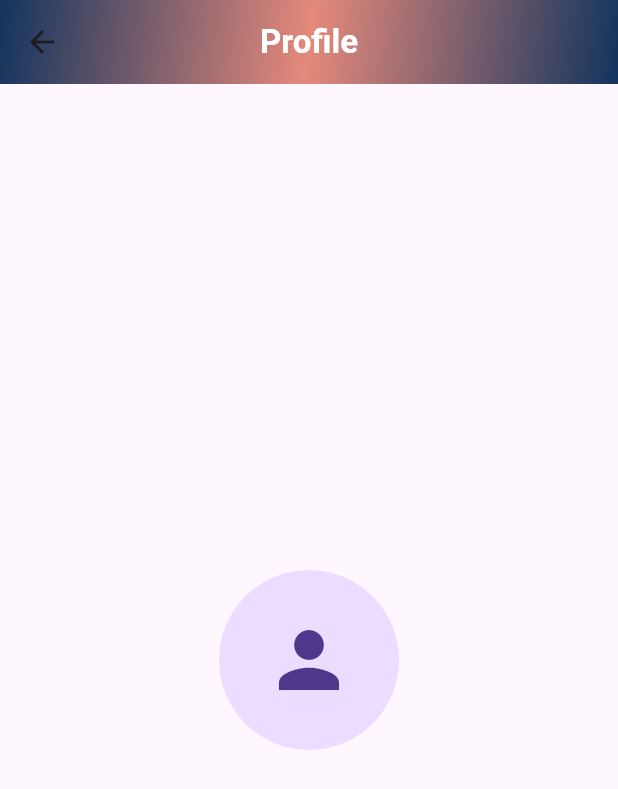
After one commit to sqdxdeny/employee_managment_project, a Flutter app: the HomeForm screen opened directly, after a tap on the "person" icon, on a phone screen of 412 x 824 dp. The commit adds this screen. Shown: the top 789 px of the screen. Run offline on Flutter 3.47's test engine with Material 3 defaults, Android fonts, the phone set to English and light mode, and no system bars; our stand-ins replace auto_route, easy_localization, equatable, flutter_bloc, image_picker, shared_preferences; accounts and stored records are empty.

Commit message:
update: save1

```diff
--- /dev/null
+++ b/lib/application/profile/profile_bloc.dart
@@ -0,0 +1,31 @@
+import 'package:equatable/equatable.dart';
+import 'package:flutter_bloc/flutter_bloc.dart';
+
+part 'profile_event.dart';
+part 'profile_state.dart';
+
+class ProfileBloc extends Bloc<ProfileEvent, ProfileState> {
+  ProfileBloc(super.initialState) {
+    on<_ChangeImage>(_changeImage);
+    on<_ChangeLogin>(_changeLogin);
+    on<_ChangePassword>(_changePassword);
+  }
+
+  Future<void> _changeImage(_ChangeImage event, Emitter<ProfileState> emit) async {
+    emit(state.copyWith(
+      image: event.image,
+    ));
+  }
+
+  Future<void> _changeLogin(_ChangeLogin event, Emitter<ProfileState> emit) async {
+    emit(state.copyWith(
+      login: event.login,
+    ));
+  }
+
+  Future<void> _changePassword(_ChangePassword event, Emitter<ProfileState> emit) async {
+    emit(state.copyWith(
+      password: event.password,
+    ));
+  }
+}
--- /dev/null
+++ b/lib/application/profile/profile_event.dart
@@ -0,0 +1,30 @@
+part of 'profile_bloc.dart';
+
+sealed class ProfileEvent {
+  const ProfileEvent();
+
+  const factory ProfileEvent.changeImage(String image) = _ChangeImage;
+
+  const factory ProfileEvent.changeLogin(String login) = _ChangeLogin;
+
+  const factory ProfileEvent.changePassword(String password) = _ChangePassword;
+
+}
+
+  class _ChangeImage extends ProfileEvent {
+    final String image;
+
+    const _ChangeImage(this.image);
+}
+
+class _ChangeLogin extends ProfileEvent {
+  final String login;
+
+  const _ChangeLogin(this.login);
+}
+
+class _ChangePassword extends ProfileEvent {
+  final String password;
+
+  const _ChangePassword(this.password);
+}
--- /dev/null
+++ b/lib/application/profile/profile_state.dart
@@ -0,0 +1,20 @@
+part of 'profile_bloc.dart';
+
+class ProfileState with EquatableMixin {
+  final String? image;
+  final String? login;
+  final String? password;
+
+  const ProfileState({this.image, this.login, this.password});
+
+  ProfileState copyWith({String? image, String? login, String? password}) {
+    return ProfileState(
+      image: image ?? this.image,
+      login: login ?? this.login,
+      password: password ?? this.password,
+    );
+  }
+
+  @override
+  List<Object?> get props => [image, login, password];
+}
--- a/lib/presentation/routes/router.dart
+++ b/lib/presentation/routes/router.dart
@@ -5,6 +5,8 @@ import '../screens/home/home_screen.dart';
 
 export 'package:auto_route/auto_route.dart';
 import 'package:employee_managment_project/generated/locale_keys.g.dart';
+
+import '../screens/profile/profile_screen.dart';
 part 'router.gr.dart';
 
 @AutoRouterConfig()
@@ -17,6 +19,7 @@ class AppRouter extends RootStackRouter {
   @override
   List<AutoRoute> get routes => [
     CustomRoute(page: AuthorizationRoute.page, path: '/'),
-    CustomRoute(page: HomeRoute.page, path: '/home')
+    CustomRoute(page: HomeRoute.page, path: '/home'),
+    CustomRoute(page: ProfileRoute.page, path: '/profile')
   ];
 }
--- a/lib/presentation/screens/authorization/authorization_form.dart
+++ b/lib/presentation/screens/authorization/authorization_form.dart
@@ -108,7 +108,7 @@ class AuthorizationForm extends StatelessWidget {
     return Container(
       decoration: BoxDecoration(
         gradient: LinearGradient(
-          colors: [Color(0xFF6507FF), Color(0xFF9008D2), Color(0xFF6507FF)],
+          colors: [Color(0xFF12345E), Color(0xFFE5897B), Color(0xFF12345E)],
           begin: Alignment.topLeft,
           end: Alignment.bottomRight,
         ),
--- a/lib/presentation/screens/authorization/authorization_screen.dart
+++ b/lib/presentation/screens/authorization/authorization_screen.dart
@@ -1,6 +1,6 @@
 import 'package:auto_route/annotations.dart';
 import 'package:easy_localization/easy_localization.dart';
-import 'package:employee_managment_project/application/profile/authorization_bloc.dart';
+import 'package:employee_managment_project/application/authorization//authorization_bloc.dart';
 import 'package:employee_managment_project/generated/locale_keys.g.dart';
 import 'package:employee_managment_project/presentation/routes/router.dart';
 import 'package:flutter/material.dart';
--- a/lib/presentation/screens/home/home_form.dart
+++ b/lib/presentation/screens/home/home_form.dart
@@ -25,7 +25,7 @@ class _HomeFormState extends State<HomeForm> {
         flexibleSpace: Container(
           decoration: BoxDecoration(
             gradient: LinearGradient(
-              colors: [Color(0xFF6507FF), Color(0xFF9008D2), Color(0xFF6507FF)],
+              colors: [Color(0xFF12345E), Color(0xFFE5897B), Color(0xFF12345E)],
               begin: Alignment.topLeft,
               end: Alignment.bottomRight,
             ),
@@ -41,8 +41,21 @@ class _HomeFormState extends State<HomeForm> {
         ),
         leading: null,
         actions: [
-          IconButton(onPressed: () {}, icon: Icon(Icons.add_alert_rounded),
-          ),
+          IconButton(onPressed: () {}, icon: Icon(Icons.add_alert_rounded)),
+          IconButton(onPressed: () {
+            context.router.navigate(ProfileRoute());
+          }, icon: Icon(Icons.person)),
+          // BlocBuilder<ProfileBloc, ProfileState>(
+          //   builder: (context, state) {
+          //     return CircleAvatar(
+          //       radius: 60,
+          //       backgroundImage:
+          //           state.image != null ? FileImage(File(state.image!)) : null,
+          //       child:
+          //           state.image == null ? Icon(Icons.person, size: 60) : null,
+          //     );
+          //   },
+          // ),
         ],
       ),
       body: Center(child: _widgetOptions.elementAt(_selectedIndex)),
--- a/lib/presentation/screens/home/home_screen.dart
+++ b/lib/presentation/screens/home/home_screen.dart
@@ -1,9 +1,14 @@
 import 'package:auto_route/annotations.dart';
+import 'package:auto_route/auto_route.dart';
 import 'package:easy_localization/easy_localization.dart';
 import 'package:employee_managment_project/generated/locale_keys.g.dart';
+import 'package:employee_managment_project/presentation/routes/router.dart';
 import 'package:flutter/cupertino.dart';
 import 'package:flutter/material.dart';
+import 'package:flutter_bloc/flutter_bloc.dart';
 import 'package:image_picker/image_picker.dart';
+import 'package:employee_managment_project/application/profile/profile_bloc.dart';
+import 'package:shared_preferences/shared_preferences.dart';
 
 part 'home_form.dart';
 
--- /dev/null
+++ b/lib/presentation/screens/profile/profile_form.dart
@@ -0,0 +1,58 @@
+part of 'profile_screen.dart';
+
+class ProfileForm extends StatefulWidget {
+  const ProfileForm({super.key});
+
+  @override
+  State<ProfileForm> createState() => _ProfileFormState();
+}
+
+class _ProfileFormState extends State<ProfileForm> {
+  @override
+  Widget build(BuildContext context) {
+    return Scaffold(
+      appBar: AppBar(
+        title: Text(
+          'Profile',
+          style: TextStyle(color: Colors.white, fontWeight: FontWeight.bold),
+        ),
+        centerTitle: true,
+        flexibleSpace: Container(
+          decoration: BoxDecoration(
+            gradient: LinearGradient(
+              colors: [Color(0xFF12345E), Color(0xFFE5897B), Color(0xFF12345E)],
+              begin: Alignment.topLeft,
+              end: Alignment.bottomRight,
+            ),
+          ),
+        ),
+      ),
+      body: BlocBuilder<ProfileBloc, ProfileState>(
+        builder: (context, state) {
+          return Center(
+            child: GestureDetector(
+              onTap: () async {
+                final pickedFile = await ImagePicker().pickImage(
+                  source: ImageSource.gallery,
+                );
+                if (pickedFile != null) {
+                  context.read<ProfileBloc>().add(
+                    ProfileEvent.changeImage(pickedFile.path),
+                  );
+                }
+              },
+              child: CircleAvatar(
+                radius: 60,
+                backgroundImage:
+                    state.image != null ? FileImage(File(state.image!)) : null,
+                child:
+                    state.image == null ? Icon(Icons.person, size: 60) : null,
+              ),
+            ),
+          );
+        },
+      ),
+
+    );
+  }
+}
--- /dev/null
+++ b/lib/presentation/screens/profile/profile_screen.dart
@@ -0,0 +1,26 @@
+import 'dart:io';
+
+import 'package:flutter/material.dart';
+import 'package:image_picker/image_picker.dart';
+import 'package:shared_preferences/shared_preferences.dart';
+import '../../routes/router.dart';
+import 'package:flutter_bloc/flutter_bloc.dart';
+import 'package:employee_managment_project/application/profile/profile_bloc.dart';
+
+part 'profile_form.dart';
+
+
+@RoutePage()
+class ProfileScreen extends StatelessWidget {
+  const ProfileScreen({super.key});
+
+
+  @override
+  Widget build(BuildContext context) {
+
+      return BlocProvider(
+        create: (context) => ProfileBloc(ProfileState()),
+        child: const ProfileForm(),
+      );
+  }
+}
```
Also changed, not shown: lib/application/authorization/authorization_bloc.dart (renamed from lib/application/profile/authorization_bloc.dart, +10 -8 lines), lib/application/authorization/authorization_state.dart (renamed from lib/application/profile/authorization_state.dart, +3 -12 lines), lib/application/authorization/authorization_event.dart (renamed from lib/application/profile/authorization_event.dart), lib/presentation/routes/router.gr.dart.
